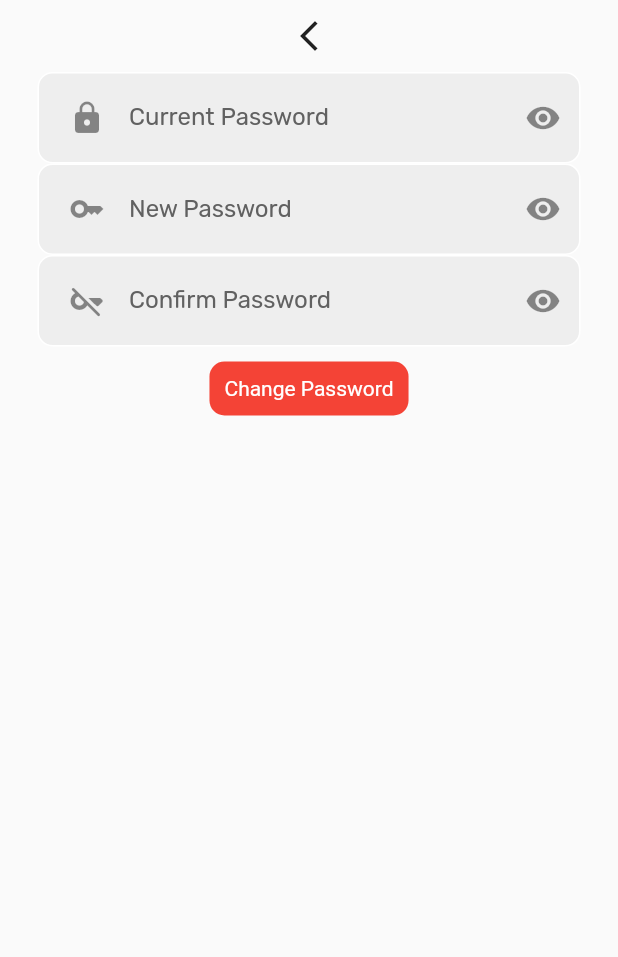
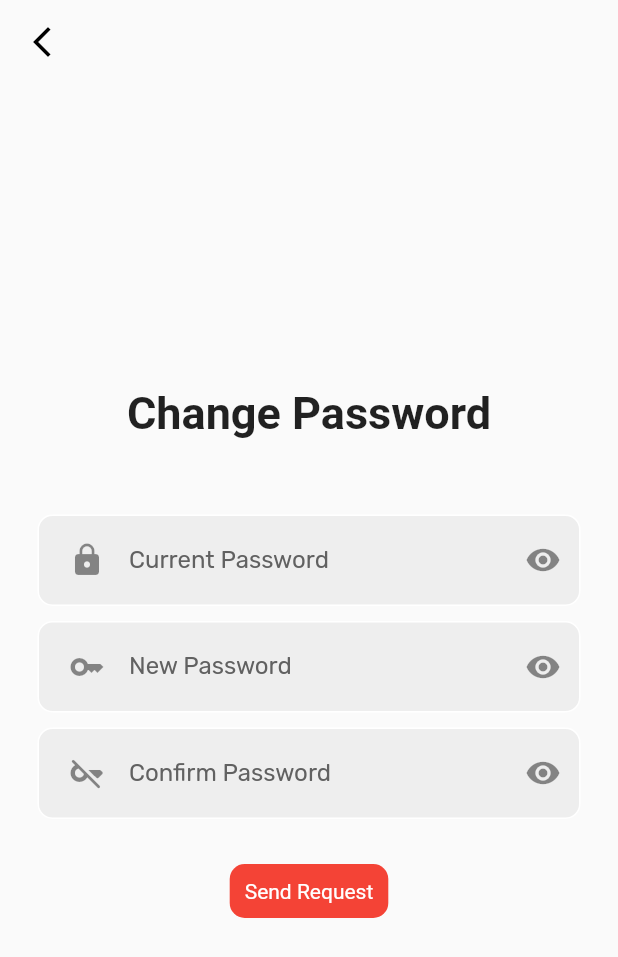
Before and after one commit to Yepecpp/todos_app, a Flutter app: the ChangePassPopup screen opened directly with empty values, on a phone screen of 412 x 824 dp. Shown: the top 957 px of the screen. Run offline on Flutter 3.47's test engine with Material 2 defaults, Android fonts, the phone set to English and light mode, and no system bars; our stand-ins replace bloc, flutter_bloc, flutter_dotenv, google_fonts, local_auth, localstorage.

```diff
--- a/lib/blocs/auth/auth_state.dart
+++ b/lib/blocs/auth/auth_state.dart
@@ -4,8 +4,9 @@ part of 'auth_bloc.dart';
 abstract class AuthState {}
 
 class AuthInitial extends AuthState {
-  final Auth auth = Auth(status: 0);
-  AuthInitial();
+  final Auth auth;
+  final ILogin? login;
+  AuthInitial({required this.auth, this.login});
 }
 
 class AuthLoading extends AuthState {
--- /dev/null
+++ b/lib/blocs/todos/todos_event.dart
@@ -0,0 +1,30 @@
+part of 'todos_bloc.dart';
+
+@immutable
+abstract class TodosEvent {
+  Future<Todos> getTodos() async {
+    return await Todos.getTodos();
+  }
+}
+
+class TodosEventInitial extends TodosEvent {
+  TodosEventInitial();
+}
+
+class TodosEventRefresh extends TodosEvent {
+  TodosEventRefresh();
+}
+
+class TodosEventModify extends TodosEvent {
+  final Todo todo;
+  TodosEventModify(
+    this.todo,
+  );
+}
+
+class TodosEventDelete extends TodosEvent {
+  final Todo todo;
+  TodosEventDelete(
+    this.todo,
+  );
+}
--- /dev/null
+++ b/lib/blocs/todos/todos_state.dart
@@ -0,0 +1,18 @@
+part of 'todos_bloc.dart';
+
+@immutable
+abstract class TodosState {
+  const TodosState();
+}
+
+class TodosInitial extends TodosState {
+  final Todos? todos;
+  const TodosInitial({this.todos});
+}
+
+class TodosLoaded extends TodosState {
+  final bool isLoading;
+  final Todos? todos;
+  final String? err;
+  const TodosLoaded({this.todos, this.isLoading = false, this.err});
+}
--- a/lib/components/login/Input.c.dart
+++ b/lib/components/login/Input.c.dart
@@ -9,6 +9,7 @@ class InputFormText extends StatelessWidget {
   final Function? setObscure;
   final Icon icon;
   final Function validator;
+  final String? initialValue;
   const InputFormText({
     super.key,
     required this.setInput,
@@ -18,6 +19,7 @@ class InputFormText extends StatelessWidget {
     required this.validator,
     this.setObscure,
     this.obscure,
+    this.initialValue,
   });
   @override
   Widget build(BuildContext context) {
@@ -35,6 +37,7 @@ class InputFormText extends StatelessWidget {
         ),
         padding: const EdgeInsets.only(left: 20.0),
         child: TextFormField(
+          initialValue: initialValue,
           obscureText: obscure ?? false,
           onChanged: (value) {
             setInput(value);
--- a/lib/main.dart
+++ b/lib/main.dart
@@ -4,6 +4,7 @@ import 'package:flutter/material.dart';
 import 'package:todos_app/components/Rootwidget.c.dart';
 import 'package:todos_app/screens/login.s.dart';
 import 'blocs/auth/auth_bloc.dart';
+import 'blocs/todos/todos_bloc.dart';
 
 Future main() async {
   await dotenv.load(fileName: ".env");
@@ -26,6 +27,9 @@ class App extends StatelessWidget {
           BlocProvider<AuthBloc>(
             create: (context) => AuthBloc()..add(AuthEventInitial()),
           ),
+          BlocProvider<TodosBloc>(
+            create: (context) => TodosBloc()..add(TodosEventInitial()),
+          ),
         ],
         child: BlocBuilder<AuthBloc, AuthState>(
           builder: (context, state) {
--- a/lib/screens/login.s.dart
+++ b/lib/screens/login.s.dart
@@ -14,7 +14,6 @@ class LoginScreen extends StatefulWidget {
 }
 
 class _LoginScreenState extends State<LoginScreen> {
-  ILogin login = ILogin(username: '', password: '');
   bool obscure = true;
   bool isLoading = false;
   List<bool> touched = [false, false];
@@ -46,6 +45,7 @@ class _LoginScreenState extends State<LoginScreen> {
           );
         }
         if (state is AuthInitial) {
+          final login = state.login ?? ILogin(username: '', password: '');
           return Scaffold(
             backgroundColor: Colors.grey[300],
             body: SafeArea(
@@ -93,6 +93,7 @@ class _LoginScreenState extends State<LoginScreen> {
                           child: Column(
                             children: [
                               InputFormText(
+                                initialValue: login.username,
                                 icon: const Icon(Icons.person),
                                 setInput: (value) {
                                   if (!touched[0]) {
@@ -120,6 +121,7 @@ class _LoginScreenState extends State<LoginScreen> {
                               const SizedBox(height: 20),
                               InputFormText(
                                 icon: const Icon(Icons.lock),
+                                initialValue: login.password,
                                 setInput: (value) {
                                   if (!touched[1]) {
                                     touched[1] = true;
--- a/lib/screens/popups/profile/changepass.p.dart
+++ b/lib/screens/popups/profile/changepass.p.dart
@@ -1,10 +1,9 @@
 import 'dart:convert';
-
 import 'package:flutter/material.dart';
 import 'package:todos_app/components/login/Input.c.dart';
-import 'package:local_auth/local_auth.dart';
 import 'package:flutter_dotenv/flutter_dotenv.dart';
 import 'package:http/http.dart' as http;
+import 'package:todos_app/utils/biometric.dart';
 
 class ChangePass {
   String currentPass = '';
@@ -27,7 +26,6 @@ class ChangePass {
         }
       }),
     );
-    debugPrint(resp.body);
     return resp.statusCode == 200;
   }
 }
@@ -42,7 +40,6 @@ class ChangePassPopup extends StatefulWidget {
 }
 
 class _ChangePassPopupState extends State<ChangePassPopup> {
-  final LocalAuthentication localAuth = LocalAuthentication();
   final _formKey = GlobalKey<FormState>();
   final ChangePass changePass = ChangePass(token: '');
   final obscure = [true, true, true];
@@ -85,42 +82,11 @@ class _ChangePassPopupState extends State<ChangePassPopup> {
     }
   }
 
-  Future<bool> bioAuth() async {
-    final bool canAuthenticateWithBiometrics =
-        await localAuth.canCheckBiometrics;
-    final bool canAuthenticate =
-        canAuthenticateWithBiometrics || await localAuth.isDeviceSupported();
-    if (!canAuthenticate) {
-      return true;
-    }
-    final List<BiometricType> availableBiometrics =
-        await localAuth.getAvailableBiometrics();
-    if (availableBiometrics.isEmpty) {
-      return true;
-    }
-    try {
-      const AuthenticationOptions options = AuthenticationOptions(
-          biometricOnly: false, stickyAuth: true, useErrorDialogs: true);
-      final bool authenticated = await localAuth.authenticate(
-        localizedReason: 'Please authenticate to change your password',
-        options: options,
-      );
-      if (!authenticated) {
-        debugPrint('Authentication failed');
-      }
-      return authenticated;
-    } catch (e) {
-      debugPrint(e.toString());
-      return false;
-    }
-  }
-
   @override
   void initState() {
     super.initState();
     changePass.token = widget.token;
     bioAuth().then((value) => {
-          debugPrint(value.toString()),
           if (!value)
             {
               showDialog(
@@ -171,16 +137,34 @@ class _ChangePassPopupState extends State<ChangePassPopup> {
           )
         : SafeArea(
             child: Scaffold(
-              body: Column(children: [
-                IconButton(
+              appBar: AppBar(
+                elevation: 0,
+                centerTitle: true,
+                backgroundColor: Colors.transparent,
+                leading: IconButton(
                   onPressed: () {
                     Navigator.pop(context);
                   },
-                  icon: const Icon(Icons.arrow_back_ios_new),
+                  icon:
+                      const Icon(Icons.arrow_back_ios_new, color: Colors.black),
+                ),
+              ),
+              body: Center(
+                child: Column(
+                    mainAxisAlignment: MainAxisAlignment.center,
+                    children: [
+                      Container(
+                        margin: const EdgeInsets.only(bottom: 50),
+                        child: const Text(
+                          'Change Password',
+                          style: TextStyle(
+                              fontSize: 30, fontWeight: FontWeight.bold),
+                        ),
                       ),
                       Form(
                         key: _formKey,
                         child: Column(
+                          mainAxisAlignment: MainAxisAlignment.center,
                           children: [
                             InputFormText(
                                 setInput: (value) {
@@ -207,6 +191,7 @@ class _ChangePassPopupState extends State<ChangePassPopup> {
                                   }
                                   return null;
                                 }),
+                            const SizedBox(height: 10),
                             InputFormText(
                                 setInput: (value) {
                                   if (!touched[1]) {
@@ -232,6 +217,7 @@ class _ChangePassPopupState extends State<ChangePassPopup> {
                                   }
                                   return null;
                                 }),
+                            const SizedBox(height: 10),
                             InputFormText(
                               setInput: (value) {
                                 if (!touched[2]) {
@@ -261,14 +247,15 @@ class _ChangePassPopupState extends State<ChangePassPopup> {
                                 });
                               },
                             ),
+                            const SizedBox(height: 20),
                             GestureDetector(
                               onTap: () async {
                                 if (!validate()) {
                                   return;
                                 }
                                 final bool success = await changePass.sendReq();
-                          showDialogs(success)
-                              .then((value) => Navigator.of(context).pop());
+                                showDialogs(success).then(
+                                    (value) => Navigator.of(context).pop());
                               },
                               child: Container(
                                 margin: const EdgeInsets.all(10),
@@ -277,7 +264,7 @@ class _ChangePassPopupState extends State<ChangePassPopup> {
                                     color: Colors.red,
                                     borderRadius: BorderRadius.circular(10)),
                                 child: const Text(
-                            'Change Password',
+                                  'Send Request',
                                   style: TextStyle(color: Colors.white),
                                 ),
                               ),
@@ -287,6 +274,7 @@ class _ChangePassPopupState extends State<ChangePassPopup> {
                       ),
                     ]),
               ),
+            ),
           );
   }
 }
```
Also changed, not shown: lib/blocs/auth/auth_bloc.dart (+7 -4 lines), lib/blocs/todos/todos_bloc.dart (added, +57 -0 lines), lib/models/login.m.dart (+8 -3 lines), lib/models/profile.m.dart (deleted, +0 -24 lines), lib/models/todos.m.dart (+49 -37 lines), lib/screens/todos.s.dart (+20 -11 lines), lib/services/todos.s.dart (+42 -27 lines), lib/utils/biometric.dart (added, +34 -0 lines). Lines whose indentation alone changed are shown as unchanged.
